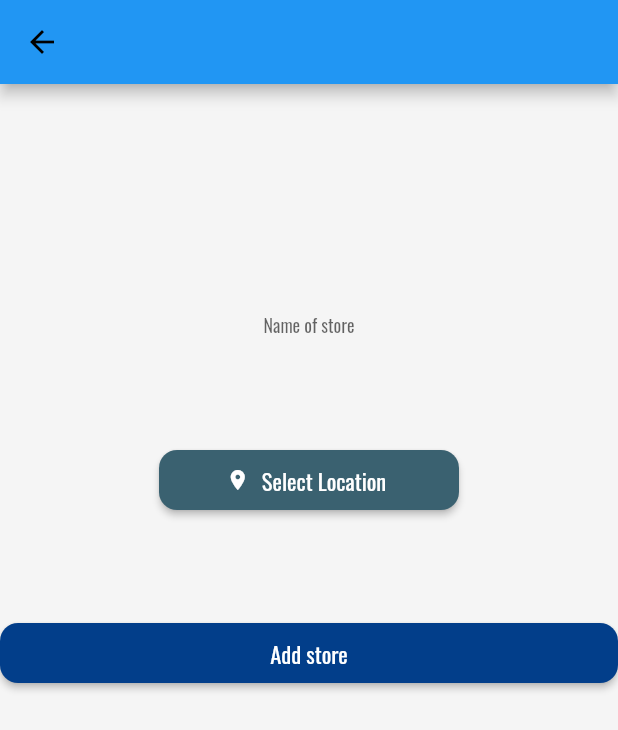
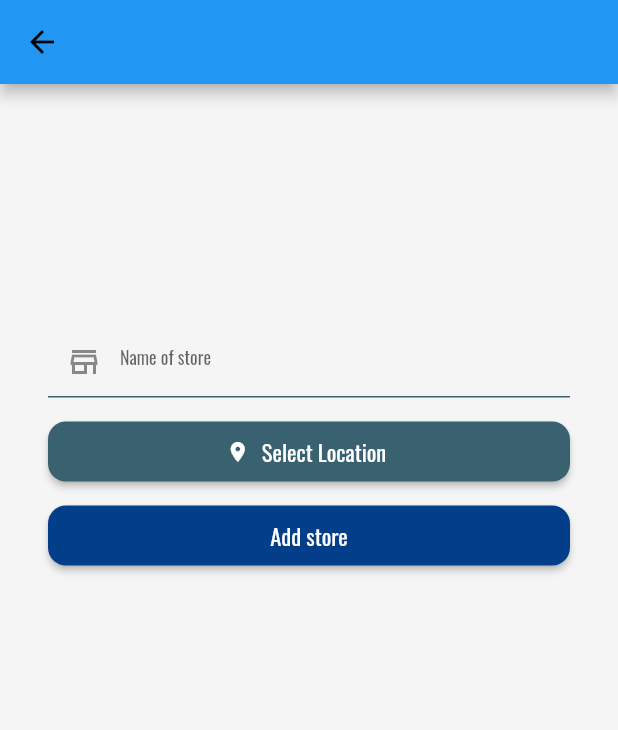
Before and after one commit to dmitnik/flutterflow, a Flutter app: the NavBarPage screen opened directly, item 3 of the bottom bar chosen, in the side drawer, after a tap on "Add store", on a phone screen of 412 x 824 dp. Shown: the top 730 px of the screen. Run offline on Flutter 3.47's test engine with Material 2 defaults, Android fonts, the phone set to English and light mode, and no system bars; drawn by our look-alikes of auto_size_text; our stand-ins replace built_collection, built_value, cloud_firestore, easy_debounce, firebase_auth, firebase_core and 17 more; missing offline and left inert: flutter_barcode_scanner, flutter_google_places, google_api_headers, google_maps_webservice, json_path, mime_type; accounts and stored records are empty; generated files the repository leaves out were written again; network calls fail.

Commit message:
Updating to latest FlutterFlow output.

```diff
--- a/lib/ad_list/ad_list_widget.dart
+++ b/lib/ad_list/ad_list_widget.dart
@@ -59,7 +59,7 @@ class _AdListWidgetState extends State<AdListWidget> {
         List<AdsRecord> adListAdsRecordList = snapshot.data;
         return Scaffold(
           key: scaffoldKey,
-          backgroundColor: FlutterFlowTheme.of(context).tertiaryColor,
+          backgroundColor: FlutterFlowTheme.of(context).secondaryBackground,
           body: SafeArea(
             child: GestureDetector(
               onTap: () => FocusScope.of(context).unfocus(),
@@ -92,7 +92,7 @@ class _AdListWidgetState extends State<AdListWidget> {
                                       borderSide: BorderSide(
                                         color: FlutterFlowTheme.of(context)
                                             .primaryColor,
-                                        width: 0.2,
+                                        width: 1,
                                       ),
                                       borderRadius: BorderRadius.circular(16),
                                     ),
@@ -100,10 +100,13 @@ class _AdListWidgetState extends State<AdListWidget> {
                                       borderSide: BorderSide(
                                         color: FlutterFlowTheme.of(context)
                                             .primaryColor,
-                                        width: 0.2,
+                                        width: 1,
                                       ),
                                       borderRadius: BorderRadius.circular(16),
                                     ),
+                                    filled: true,
+                                    fillColor: FlutterFlowTheme.of(context)
+                                        .tertiaryColor,
                                     prefixIcon: Icon(
                                       Icons.search,
                                       color: FlutterFlowTheme.of(context)
@@ -163,9 +166,10 @@ class _AdListWidgetState extends State<AdListWidget> {
                                   SliverGridDelegateWithFixedCrossAxisCount(
                                 crossAxisCount: 2,
                                 crossAxisSpacing: 0,
-                                mainAxisSpacing: 0,
+                                mainAxisSpacing: 4,
                                 childAspectRatio: 0.8,
                               ),
+                              shrinkWrap: true,
                               scrollDirection: Axis.vertical,
                               itemCount: gridViewAdsRecordList.length,
                               itemBuilder: (context, gridViewIndex) {
@@ -173,7 +177,7 @@ class _AdListWidgetState extends State<AdListWidget> {
                                     gridViewAdsRecordList[gridViewIndex];
                                 return Padding(
                                   padding: EdgeInsetsDirectional.fromSTEB(
-                                      4, 4, 4, 4),
+                                      6, 0, 6, 0),
                                   child: InkWell(
                                     onTap: () async {
                                       await showModalBottomSheet(
@@ -203,6 +207,8 @@ class _AdListWidgetState extends State<AdListWidget> {
                                           MediaQuery.of(context).size.height *
                                               0.5,
                                       decoration: BoxDecoration(
+                                        color: FlutterFlowTheme.of(context)
+                                            .tertiaryColor,
                                         border: Border.all(
                                           color: Color(0x99E6E6E6),
                                         ),
--- a/lib/main.dart
+++ b/lib/main.dart
@@ -126,7 +126,7 @@ class _NavBarPageState extends State<NavBarPage> {
         currentIndex: currentIndex,
         onTap: (i) => setState(() => _currentPage = tabs.keys.toList()[i]),
         backgroundColor: Color(0xFFFBFBFB),
-        selectedItemColor: FlutterFlowTheme.of(context).linksbuttons,
+        selectedItemColor: FlutterFlowTheme.of(context).primaryText,
         unselectedItemColor: Color(0xFFADADAD),
         showSelectedLabels: true,
         showUnselectedLabels: true,
--- a/lib/my_gifts/my_gifts_widget.dart
+++ b/lib/my_gifts/my_gifts_widget.dart
@@ -48,7 +48,7 @@ class _MyGiftsWidgetState extends State<MyGiftsWidget> {
         centerTitle: false,
         elevation: 4,
       ),
-      backgroundColor: FlutterFlowTheme.of(context).tertiaryColor,
+      backgroundColor: FlutterFlowTheme.of(context).primaryColor,
       drawer: Drawer(
         elevation: 16,
         child: Column(
@@ -272,6 +272,7 @@ class _MyGiftsWidgetState extends State<MyGiftsWidget> {
                         ),
                         style: FlutterFlowTheme.of(context).subtitle2.override(
                               fontFamily: 'Oswald',
+                              color: FlutterFlowTheme.of(context).primaryText,
                               fontSize: 14,
                               fontWeight: FontWeight.bold,
                             ),
@@ -295,7 +296,7 @@ class _MyGiftsWidgetState extends State<MyGiftsWidget> {
                           final collectedAdsItem =
                               collectedAds[collectedAdsIndex];
                           return Padding(
-                            padding: EdgeInsetsDirectional.fromSTEB(4, 4, 4, 4),
+                            padding: EdgeInsetsDirectional.fromSTEB(8, 4, 8, 4),
                             child: StreamBuilder<AdsRecord>(
                               stream: AdsRecord.getDocument(collectedAdsItem),
                               builder: (context, snapshot) {
--- a/lib/my_stores/my_stores_widget.dart
+++ b/lib/my_stores/my_stores_widget.dart
@@ -7,6 +7,7 @@ import '../flutter_flow/flutter_flow_widgets.dart';
 import '../flutter_flow/place.dart';
 import 'dart:io';
 import 'package:cloud_firestore/cloud_firestore.dart';
+import 'package:easy_debounce/easy_debounce.dart';
 import 'package:flutter/material.dart';
 import 'package:flutter_slidable/flutter_slidable.dart';
 import 'package:flutter_spinkit/flutter_spinkit.dart';
@@ -47,22 +48,30 @@ class _MyStoresWidgetState extends State<MyStoresWidget> {
           onTap: () => FocusScope.of(context).unfocus(),
           child: Column(
             mainAxisSize: MainAxisSize.max,
-            mainAxisAlignment: MainAxisAlignment.spaceEvenly,
+            mainAxisAlignment: MainAxisAlignment.center,
             children: [
               AuthUserStreamWidget(
                 child: Text(
                   currentUserDisplayName,
-                  style: FlutterFlowTheme.of(context).bodyText1,
+                  style: FlutterFlowTheme.of(context).title1,
                 ),
               ),
-              TextFormField(
+              Spacer(flex: 2),
+              Padding(
+                padding: EdgeInsetsDirectional.fromSTEB(32, 8, 32, 8),
+                child: TextFormField(
+                  onChanged: (_) => EasyDebounce.debounce(
+                    'textController',
+                    Duration(milliseconds: 2000),
+                    () => setState(() {}),
+                  ),
                   controller: textController,
                   obscureText: false,
                   decoration: InputDecoration(
                     hintText: 'Name of store',
                     enabledBorder: UnderlineInputBorder(
                       borderSide: BorderSide(
-                      color: Color(0x00000000),
+                        color: FlutterFlowTheme.of(context).primaryColor,
                         width: 1,
                       ),
                       borderRadius: const BorderRadius.only(
@@ -72,7 +81,7 @@ class _MyStoresWidgetState extends State<MyStoresWidget> {
                     ),
                     focusedBorder: UnderlineInputBorder(
                       borderSide: BorderSide(
-                      color: Color(0x00000000),
+                        color: FlutterFlowTheme.of(context).primaryColor,
                         width: 1,
                       ),
                       borderRadius: const BorderRadius.only(
@@ -80,15 +89,35 @@ class _MyStoresWidgetState extends State<MyStoresWidget> {
                         topRight: Radius.circular(4.0),
                       ),
                     ),
+                    prefixIcon: Icon(
+                      Icons.store_outlined,
+                    ),
+                    suffixIcon: textController.text.isNotEmpty
+                        ? InkWell(
+                            onTap: () => setState(
+                              () => textController.clear(),
+                            ),
+                            child: Icon(
+                              Icons.clear,
+                              color: Color(0xFF757575),
+                              size: 22,
+                            ),
+                          )
+                        : null,
                   ),
                   style: FlutterFlowTheme.of(context).bodyText1,
-                textAlign: TextAlign.center,
+                  textAlign: TextAlign.start,
                 ),
-              FlutterFlowPlacePicker(
-                iOSGoogleMapsApiKey: 'AIzaSyAfA44eDd6-qW_9MdJJIuGOke3Qx7wRmx0',
+              ),
+              Padding(
+                padding: EdgeInsetsDirectional.fromSTEB(32, 8, 32, 8),
+                child: FlutterFlowPlacePicker(
+                  iOSGoogleMapsApiKey:
+                      'AIzaSyAfA44eDd6-qW_9MdJJIuGOke3Qx7wRmx0',
                   androidGoogleMapsApiKey:
                       'AIzaSyBTdqV2OX-r25v3q-LBXz_Qij1IDGxcojg',
-                webGoogleMapsApiKey: 'AIzaSyB9o0JFAWH7eU4-G8ULNKE82dIrwQg8H9k',
+                  webGoogleMapsApiKey:
+                      'AIzaSyB9o0JFAWH7eU4-G8ULNKE82dIrwQg8H9k',
                   onSelect: (place) => setState(() => placePickerValue = place),
                   defaultText: 'Select Location',
                   icon: Icon(
@@ -97,7 +126,7 @@ class _MyStoresWidgetState extends State<MyStoresWidget> {
                     size: 16,
                   ),
                   buttonOptions: FFButtonOptions(
-                  width: 200,
+                    width: double.infinity,
                     height: 40,
                     color: FlutterFlowTheme.of(context).primaryColor,
                     textStyle: FlutterFlowTheme.of(context).subtitle2.override(
@@ -111,8 +140,9 @@ class _MyStoresWidgetState extends State<MyStoresWidget> {
                     borderRadius: 12,
                   ),
                 ),
+              ),
               Padding(
-                padding: EdgeInsetsDirectional.fromSTEB(0, 16, 0, 0),
+                padding: EdgeInsetsDirectional.fromSTEB(32, 8, 32, 8),
                 child: FFButtonWidget(
                   onPressed: () async {
                     final storesCreateData = createStoresRecordData(
@@ -140,6 +170,7 @@ class _MyStoresWidgetState extends State<MyStoresWidget> {
                   ),
                 ),
               ),
+              Spacer(flex: 2),
               Container(
                 width: double.infinity,
                 height: 250,
@@ -212,6 +243,7 @@ class _MyStoresWidgetState extends State<MyStoresWidget> {
                   ),
                 ),
               ),
+              Spacer(),
             ],
           ),
         ),
```
Lines whose indentation alone changed are shown as unchanged.
